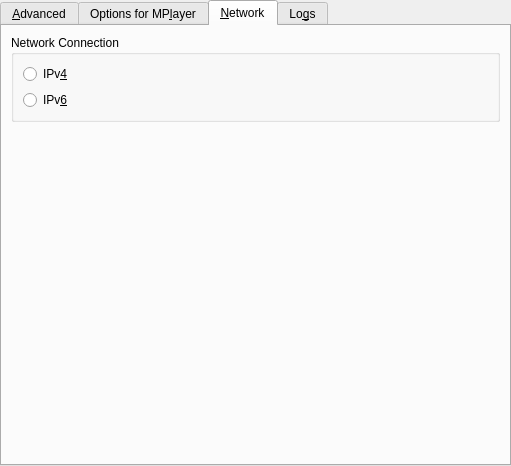
Old version of the form src/prefadvanced.ui in the repository wilbert2000/wzplayer.
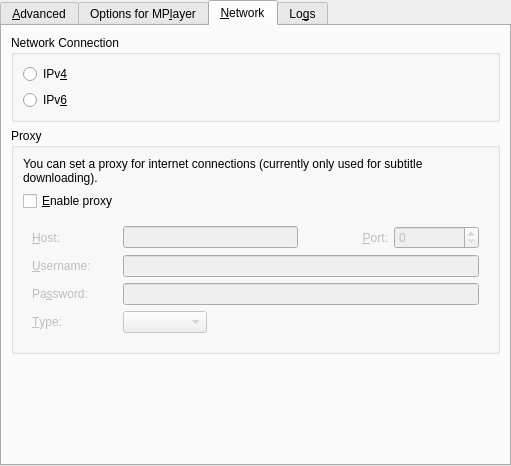
New version of the form. The open tabs and pages were chosen to show the change. Custom widgets are drawn as their Qt base class.

The edit to the form file:
```diff
--- a/src/prefadvanced.ui
+++ b/src/prefadvanced.ui
@@ -131,34 +131,11 @@
         </widget>
        </item>
        <item>
-        <layout class="QHBoxLayout" >
-         <item>
-          <widget class="QLabel" name="label_8" >
-           <property name="text" >
-            <string>C&amp;orrect PTS:</string>
-           </property>
-           <property name="buddy" >
-            <cstring>correct_pts_combo</cstring>
-           </property>
-          </widget>
-         </item>
-         <item>
-          <widget class="TristateCombo" name="correct_pts_combo" />
-         </item>
-         <item>
-          <spacer>
-           <property name="orientation" >
-            <enum>Qt::Horizontal</enum>
-           </property>
-           <property name="sizeHint" >
-            <size>
-             <width>40</width>
-             <height>20</height>
-            </size>
-           </property>
-          </spacer>
-         </item>
-        </layout>
+        <widget class="QCheckBox" name="correct_pts_check" >
+         <property name="text" >
+          <string>C&amp;orrect PTS</string>
+         </property>
+        </widget>
        </item>
        <item>
         <widget class="QCheckBox" name="shortnames_check" >
@@ -292,7 +269,7 @@
          <property name="sizeHint" >
           <size>
            <width>489</width>
-           <height>51</height>
+           <height>20</height>
           </size>
          </property>
         </spacer>
@@ -564,6 +541,130 @@
          </layout>
         </widget>
        </item>
+       <item>
+        <widget class="QGroupBox" name="groupBox" >
+         <property name="title" >
+          <string>Proxy</string>
+         </property>
+         <layout class="QVBoxLayout" >
+          <item>
+           <widget class="QLabel" name="label" >
+            <property name="text" >
+             <string>You can set a proxy for internet connections (currently only used for subtitle downloading).</string>
+            </property>
+            <property name="wordWrap" >
+             <bool>true</bool>
+            </property>
+           </widget>
+          </item>
+          <item>
+           <widget class="QCheckBox" name="use_proxy_check" >
+            <property name="text" >
+             <string>&amp;Enable proxy</string>
+            </property>
+           </widget>
+          </item>
+          <item>
+           <widget class="QWidget" native="1" name="proxy_container" >
+            <property name="enabled" >
+             <bool>false</bool>
+            </property>
+            <layout class="QGridLayout" >
+             <item row="0" column="0" >
+              <widget class="QLabel" name="label_2" >
+               <property name="text" >
+                <string>&amp;Host:</string>
+               </property>
+               <property name="buddy" >
+                <cstring>proxy_hostname_edit</cstring>
+               </property>
+              </widget>
+             </item>
+             <item row="0" column="1" colspan="2" >
+              <widget class="QLineEdit" name="proxy_hostname_edit" />
+             </item>
+             <item row="0" column="3" >
+              <widget class="QLabel" name="label_3" >
+               <property name="text" >
+                <string>&amp;Port:</string>
+               </property>
+               <property name="alignment" >
+                <set>Qt::AlignRight|Qt::AlignTrailing|Qt::AlignVCenter</set>
+               </property>
+               <property name="buddy" >
+                <cstring>proxy_port_spin</cstring>
+               </property>
+              </widget>
+             </item>
+             <item row="0" column="4" >
+              <widget class="QSpinBox" name="proxy_port_spin" >
+               <property name="maximum" >
+                <number>65535</number>
+               </property>
+              </widget>
+             </item>
+             <item row="1" column="0" >
+              <widget class="QLabel" name="label_4" >
+               <property name="text" >
+                <string>&amp;Username:</string>
+               </property>
+               <property name="buddy" >
+                <cstring>proxy_username_edit</cstring>
+               </property>
+              </widget>
+             </item>
+             <item row="1" column="1" colspan="4" >
+              <widget class="QLineEdit" name="proxy_username_edit" />
+             </item>
+             <item row="2" column="0" >
+              <widget class="QLabel" name="label_5" >
+               <property name="text" >
+                <string>Pa&amp;ssword:</string>
+               </property>
+               <property name="buddy" >
+                <cstring>proxy_password_edit</cstring>
+               </property>
+              </widget>
+             </item>
+             <item row="2" column="1" colspan="4" >
+              <widget class="QLineEdit" name="proxy_password_edit" >
+               <property name="echoMode" >
+                <enum>QLineEdit::Password</enum>
+               </property>
+              </widget>
+             </item>
+             <item row="3" column="0" >
+              <widget class="QLabel" name="label_6" >
+               <property name="text" >
+                <string>&amp;Type:</string>
+               </property>
+               <property name="buddy" >
+                <cstring>proxy_type_combo</cstring>
+               </property>
+              </widget>
+             </item>
+             <item row="3" column="1" >
+              <widget class="QComboBox" name="proxy_type_combo" />
+             </item>
+             <item row="3" column="2" colspan="3" >
+              <spacer>
+               <property name="orientation" >
+                <enum>Qt::Horizontal</enum>
+               </property>
+               <property name="sizeHint" >
+                <size>
+                 <width>261</width>
+                 <height>20</height>
+                </size>
+               </property>
+              </spacer>
+             </item>
+            </layout>
+           </widget>
+          </item>
+         </layout>
+        </widget>
+       </item>
        <item>
         <spacer>
          <property name="orientation" >
@@ -697,11 +798,6 @@
    <extends>QComboBox</extends>
    <header>mycombobox.h</header>
   </customwidget>
-  <customwidget>
-   <class>TristateCombo</class>
-   <extends>QComboBox</extends>
-   <header>tristatecombo.h</header>
-  </customwidget>
  </customwidgets>
  <tabstops>
   <tabstop>advanced_tab</tabstop>
```
Left out of the diff: 24 changed lines with no effect on the pictures.
